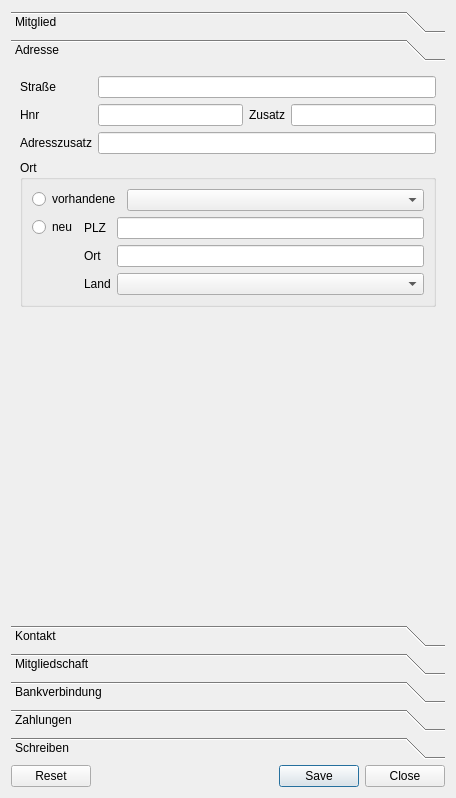
bstroebl/vereinsverwaltung, file Ui_Mitglied.ui: the form before one commit.
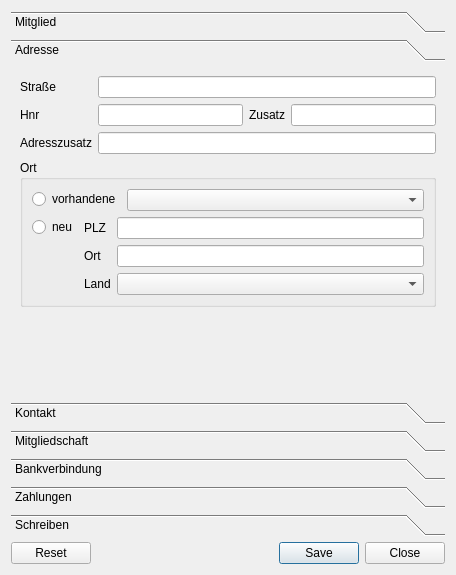
The form after the commit. The open tabs and pages were chosen to show the change.

Commit message: Verkleinere Mitglieds-Widget für kleinere Bildschirme

Patch:
```diff
--- a/Ui_Mitglied.ui
+++ b/Ui_Mitglied.ui
@@ -7,7 +7,7 @@
     <x>0</x>
     <y>0</y>
     <width>456</width>
-    <height>798</height>
+    <height>575</height>
    </rect>
   </property>
   <property name="windowTitle">
@@ -57,8 +57,8 @@
        <rect>
         <x>0</x>
         <y>0</y>
-        <width>290</width>
-        <height>295</height>
+        <width>438</width>
+        <height>307</height>
        </rect>
       </property>
       <attribute name="label">
```
Left out of the diff: 18 changed lines with no effect on the pictures.
